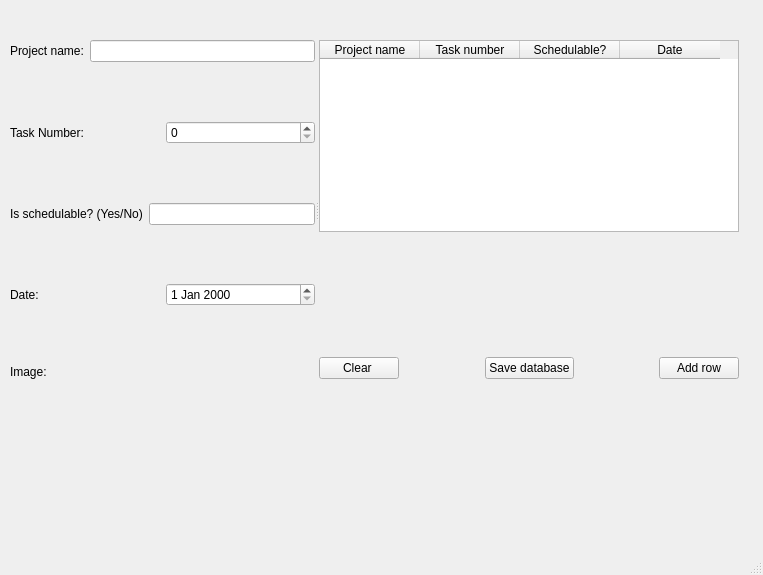
feichay10/Server-Proyecto-Final-SOA, file database.ui: the form before one commit.
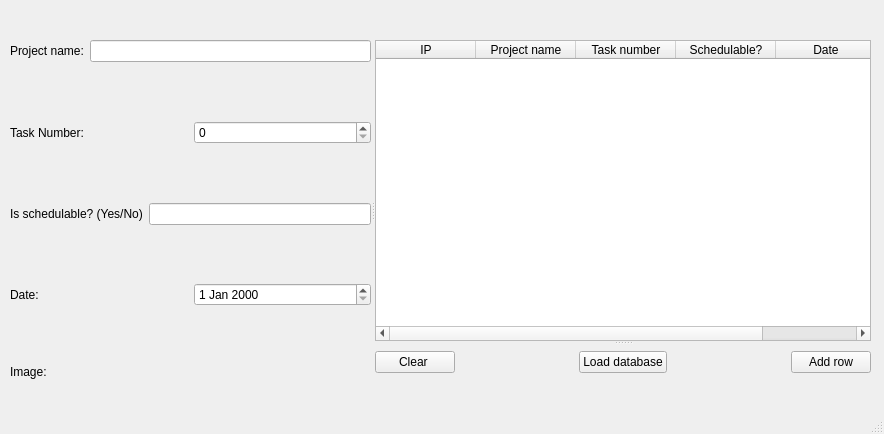
The form after the commit.

Commit message: Done basic adding values

```diff
--- a/database.ui
+++ b/database.ui
@@ -6,27 +6,27 @@
    <rect>
     <x>0</x>
     <y>0</y>
-    <width>763</width>
-    <height>575</height>
+    <width>884</width>
+    <height>434</height>
    </rect>
   </property>
   <property name="windowTitle">
    <string>MainWindow</string>
   </property>
   <widget class="QWidget" name="centralwidget">
-   <widget class="QSplitter" name="splitter">
+   <widget class="QSplitter" name="splitter_2">
     <property name="geometry">
      <rect>
       <x>10</x>
       <y>40</y>
-      <width>729</width>
+      <width>861</width>
       <height>339</height>
      </rect>
     </property>
     <property name="orientation">
      <enum>Qt::Horizontal</enum>
     </property>
-    <widget class="QWidget" name="">
+    <widget class="QWidget" name="layoutWidget">
      <layout class="QVBoxLayout" name="verticalLayout">
       <item>
        <layout class="QHBoxLayout" name="horizontalLayout_5">
@@ -156,10 +156,16 @@
       </item>
      </layout>
     </widget>
-    <widget class="QWidget" name="">
-     <layout class="QVBoxLayout" name="verticalLayout_2">
-      <item>
+    <widget class="QSplitter" name="splitter">
+     <property name="orientation">
+      <enum>Qt::Vertical</enum>
+     </property>
        <widget class="QTableWidget" name="tableWidget">
+      <column>
+       <property name="text">
+        <string>IP</string>
+       </property>
+      </column>
         <column>
          <property name="text">
           <string>Project name</string>
@@ -181,21 +187,7 @@
          </property>
         </column>
        </widget>
-      </item>
-      <item>
-       <spacer name="verticalSpacer_5">
-        <property name="orientation">
-         <enum>Qt::Vertical</enum>
-        </property>
-        <property name="sizeHint" stdset="0">
-         <size>
-          <width>20</width>
-          <height>40</height>
-         </size>
-        </property>
-       </spacer>
-      </item>
-      <item>
+     <widget class="QWidget" name="">
        <layout class="QHBoxLayout" name="horizontalLayout_6">
         <item>
          <widget class="QPushButton" name="pushButton_Clear">
@@ -220,7 +212,7 @@
         <item>
          <widget class="QPushButton" name="pushButton_SaveDB">
           <property name="text">
-           <string>Save database</string>
+          <string>Load database</string>
           </property>
          </widget>
         </item>
@@ -245,8 +237,7 @@
          </widget>
         </item>
        </layout>
-      </item>
-     </layout>
+     </widget>
     </widget>
    </widget>
   </widget>
```
Left out of the diff: 4 changed lines with no effect on the pictures. Lines whose indentation alone changed are shown as unchanged. The commit also changes 1 other file.
